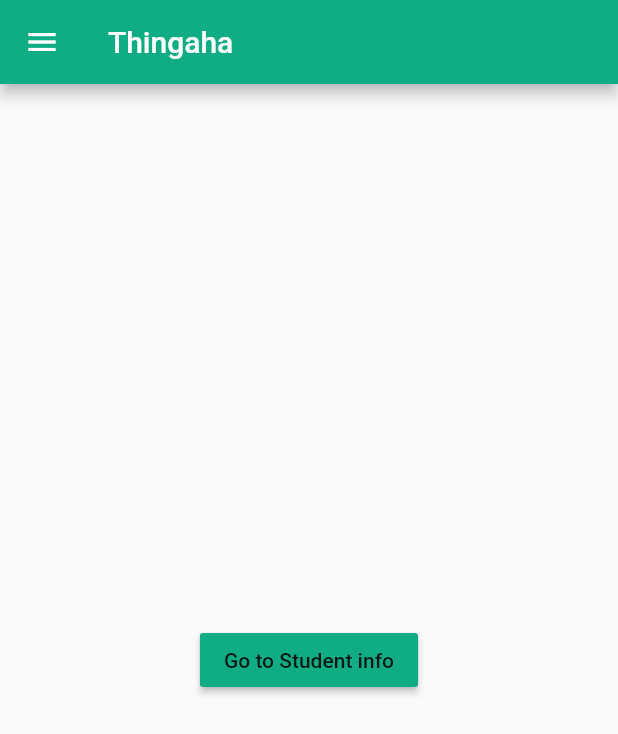
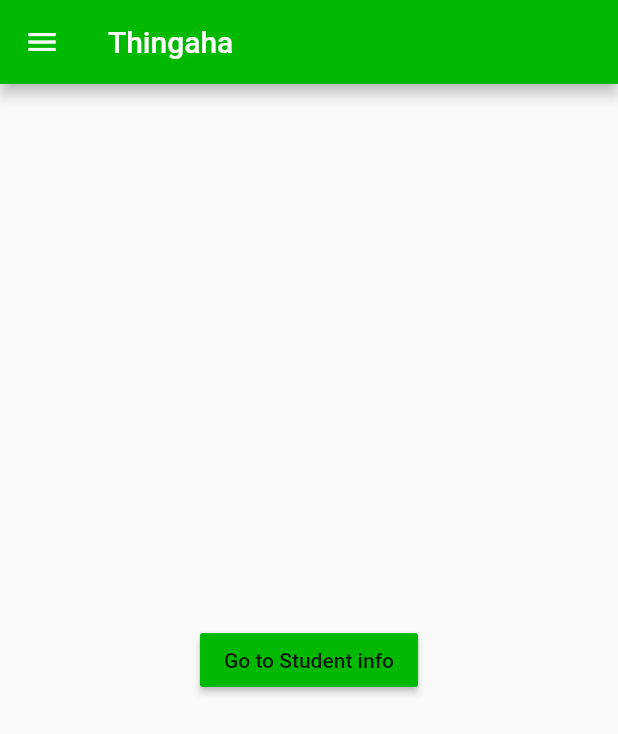
Before and after one commit to thingaha/thingaha-mobile, a Flutter app: the Home screen opened directly, in the side drawer, after a tap on "Go to Student info", on a phone screen of 412 x 824 dp. Shown: the top 734 px of the screen. Run offline on Flutter 3.47's test engine with Material 2 defaults, Android fonts, the phone set to English and light mode, and no system bars; our stand-ins replace google_fonts.

Commit message:
changed drawer item coding

```diff
--- /dev/null
+++ b/thingaha/lib/screen/DrawerItem.dart
@@ -0,0 +1,34 @@
+import 'package:flutter/material.dart';
+import 'package:thingaha/helper/reusable_widget.dart';
+import 'package:thingaha/util/string_constants.dart';
+
+class DrawerItem extends StatelessWidget {
+  String title;
+  Widget route;
+
+  DrawerItem(this.title, this.route);
+
+  @override
+  Widget build(BuildContext context) {
+    return Column(
+      children: [
+        ListTile(
+          title: Text(title),
+          onTap: () {
+            Navigator.pop(context); //Close drawer
+
+            if(title != txt_my_student && route != null) {
+              Navigator.push(context, MaterialPageRoute(builder: (context) => route));
+            }
+            else if(title == txt_logout) {
+              //Do something for logout
+            }
+          },
+        ),
+        ReusableWidgets.getDivider(),
+      ],
+    )
+    ;
+  }
+
+}
--- a/thingaha/lib/screen/home.dart
+++ b/thingaha/lib/screen/home.dart
@@ -2,6 +2,7 @@ import 'package:flutter/material.dart';
 import 'package:flutter/services.dart';
 import 'package:google_fonts/google_fonts.dart';
 import 'package:thingaha/helper/reusable_widget.dart';
+import 'package:thingaha/screen/DrawerItem.dart';
 import 'package:thingaha/screen/all_students.dart';
 import 'package:thingaha/screen/history.dart';
 import 'package:thingaha/screen/student_info.dart';
@@ -22,7 +23,11 @@ class _HomeState extends State<Home> {
       onWillPop: () => SystemChannels.platform.invokeMethod('SystemNavigator.pop'),  // onBackPress => exit the app
       child: Scaffold(
         appBar: AppBar(
-          title: Text(APP_NAME),
+          title: Text(
+              APP_NAME,
+              style: TextStyle(color: Colors.white)
+          ),
+          iconTheme: new IconThemeData(color: Colors.white),
           leading: Builder(
               builder: (context) => IconButton(
                 icon: new Icon(Icons.menu),
@@ -46,6 +51,10 @@ class _HomeState extends State<Home> {
     );
   }
 
+  _buildCarousel() {
+
+  }
+
   Widget _buildDrawerLayout() {
     return Drawer(
       child: Container(
@@ -55,20 +64,11 @@ class _HomeState extends State<Home> {
 
             _buildDrawerHeader(),
 
-            _buildMenuItems(txt_my_student, null),
-            ReusableWidgets.getDivider(),
-
-            _buildMenuItems(txt_all_students, AllStudents()),
-            ReusableWidgets.getDivider(),
-
-            _buildMenuItems(txt_history, History()),
-            ReusableWidgets.getDivider(),
-
-            _buildMenuItems(txt_profile, Profile()),
-            ReusableWidgets.getDivider(),
-
-            _buildMenuItems(txt_logout, null),
-            ReusableWidgets.getDivider(),
+            DrawerItem(txt_my_student, null),
+            DrawerItem(txt_all_students, AllStudents()),
+            DrawerItem(txt_history, History()),
+            DrawerItem(txt_profile, Profile()),
+            DrawerItem(txt_logout, null),
 
           ],
         ),
@@ -102,20 +102,4 @@ class _HomeState extends State<Home> {
       ),
     );
   }
-
-  Widget _buildMenuItems(String title, Widget nextPage) {
-    return ListTile(
-      title: Text(title),
-      onTap: () {
-        Navigator.pop(context);
-
-        if(title != txt_my_student && nextPage != null) {
-          Navigator.push(context, MaterialPageRoute(builder: (context) => nextPage));
-        }
-        else if(title == txt_logout) {
-          //Do something for logout
-        }
-      },
-    );
-  }
 }
--- a/thingaha/lib/util/style_constants.dart
+++ b/thingaha/lib/util/style_constants.dart
@@ -1,4 +1,4 @@
 import 'package:flutter/material.dart';
 
-const kPrimaryColor = Color(0xFF10ac84);
+const kPrimaryColor = Color(0xFF00B900);
 const shadeGreyColor = Color(0x90ffffff);
--- a/thingaha/pubspec.yaml
+++ b/thingaha/pubspec.yaml
@@ -12,6 +12,7 @@ dependencies:
 
   cupertino_icons: ^0.1.2
   google_fonts: ^1.1.1
+  carousel_slider: ^2.3.3
 
 dev_dependencies:
   flutter_test:
```
Also changed, not shown: thingaha/pubspec.lock.
